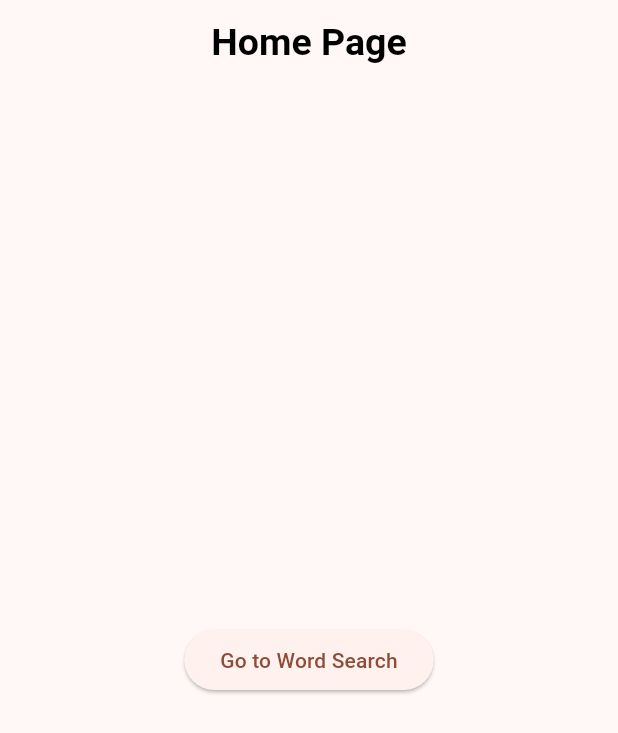
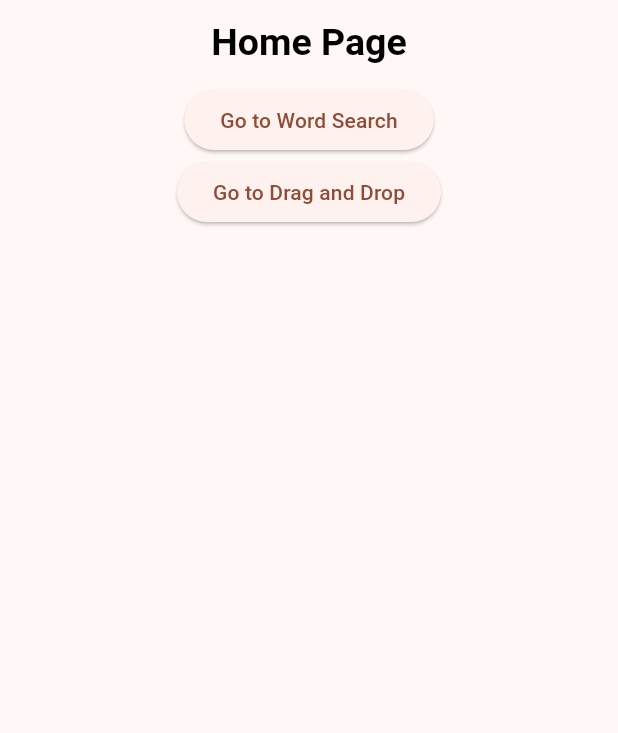
Before and after one commit to Ayan-create1/Mobile-App-Dev-FBLA, a Flutter app: the screen it shows after launch, on a phone screen of 412 x 824 dp. Shown: the top 733 px of the screen. Run offline on Flutter 3.47's test engine with Material 3 defaults, Android fonts, the phone set to English and light mode, and no system bars.

Commit message:
Added button for drag and drop

```diff
--- a/grammar_game/lib/pages/home_page/home_page.dart
+++ b/grammar_game/lib/pages/home_page/home_page.dart
@@ -1,5 +1,6 @@
 import 'package:flutter/material.dart';
 import '../word_search/ui_grid.dart';
+import '../drag_and_drop/matching.dart';
 
 class HomePage extends StatelessWidget {
   const HomePage({super.key});
@@ -12,7 +13,9 @@
         centerTitle: true,
       ),
       body: Center(
-        child: ElevatedButton(
+        child: Column(
+          children: [
+            ElevatedButton(
               child: Text("Go to Word Search"),
               onPressed: () {
                 Navigator.push(
@@ -23,6 +26,19 @@
                 );
               },
             ),
+            ElevatedButton(
+              child: Text("Go to Drag and Drop"),
+              onPressed: () {
+                Navigator.push(
+                  context,
+                  MaterialPageRoute(
+                    builder: (context) => DragAndDropGame(),
+                  ),
+                );
+              },
+            ),
+          ],
+        ),
       ),
     );
   }
```
Also changed, not shown: grammar_game/lib/pages/drag_and_drop/matching.dart (renamed from grammar_game/lib/project/matching.dart). Lines whose indentation alone changed are shown as unchanged.
